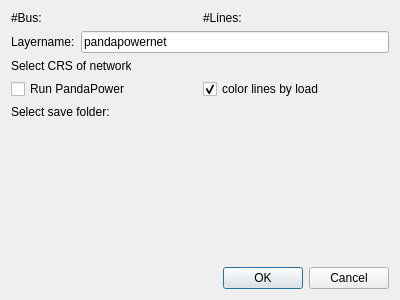
The window that pandapower_import_dialog_base.ui (e2nIEE/pandapower-qgis) describes before a commit, drawn with Qt 5.
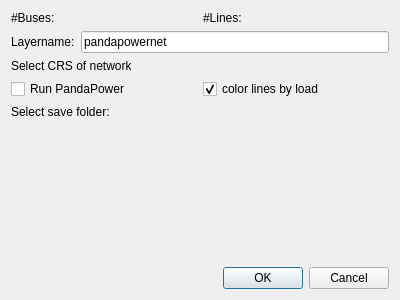
The same window after the commit. Custom widgets are drawn as their Qt base class.

Patch:
```diff
--- a/pandapower_import_dialog_base.ui
+++ b/pandapower_import_dialog_base.ui
@@ -28,7 +28,7 @@
         </sizepolicy>
        </property>
        <property name="text">
-        <string>#Bus: </string>
+        <string>#Buses: </string>
        </property>
       </widget>
      </item>
```
Left out of the diff: 8 changed lines with no effect on the pictures.
